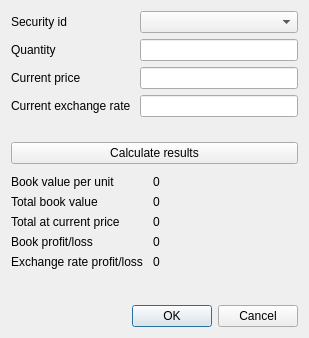
Above: report/accounting/portfolioAccounting/ch.banana.portfolio.accounting.calc.sales.data.dialog.ui from BananaAccounting/Universal before the change. Below: the same form after it.
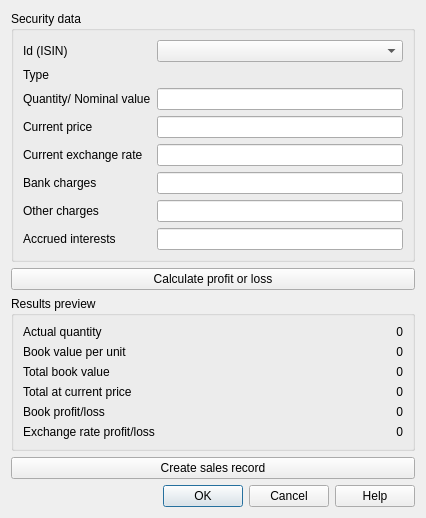
That is the form after the change.

Commit message: Commit: portfolio-accounting-modifiche-multivaluta

What changed in the file:
```diff
--- a/report/accounting/portfolioAccounting/ch.banana.portfolio.accounting.calc.sales.data.dialog.ui
+++ b/report/accounting/portfolioAccounting/ch.banana.portfolio.accounting.calc.sales.data.dialog.ui
@@ -6,119 +6,160 @@
    <rect>
     <x>0</x>
     <y>0</y>
-    <width>309</width>
-    <height>338</height>
+    <width>426</width>
+    <height>510</height>
    </rect>
   </property>
   <property name="windowTitle">
    <string>Calculate book profit/loss on sale</string>
   </property>
-  <layout class="QVBoxLayout" name="verticalLayout">
-   <item>
-    <layout class="QFormLayout" name="formLayout">
-     <property name="verticalSpacing">
-      <number>6</number>
-     </property>
+  <property name="sizeGripEnabled">
+   <bool>false</bool>
+  </property>
+  <layout class="QGridLayout" name="gridLayout_3">
      <item row="0" column="0">
-      <widget class="QLabel" name="item_label">
-       <property name="text">
-        <string>Security id</string>
-       </property>
-      </widget>
-     </item>
-     <item row="0" column="1">
+    <widget class="QGroupBox" name="groupBox">
+     <property name="title">
+      <string>Security data</string>
+     </property>
+     <layout class="QGridLayout" name="gridLayout">
+      <item row="0" column="2">
       <widget class="QComboBox" name="item_comboBox"/>
      </item>
-     <item row="1" column="0">
+      <item row="3" column="2">
+       <widget class="QLineEdit" name="marketPrice_lineEdit"/>
+      </item>
+      <item row="6" column="2">
+       <widget class="QLineEdit" name="otherCharges_lineEdit"/>
+      </item>
+      <item row="4" column="2">
+       <widget class="QLineEdit" name="currentExchangeRate_lineEdit"/>
+      </item>
+      <item row="2" column="0">
       <widget class="QLabel" name="quantity_label">
        <property name="text">
-        <string>Quantity</string>
+         <string>Quantity/ Nominal value</string>
        </property>
       </widget>
      </item>
-     <item row="1" column="1">
+      <item row="7" column="2">
+       <widget class="QLineEdit" name="accruedInterests_lineEdit"/>
+      </item>
+      <item row="4" column="0">
+       <widget class="QLabel" name="currentExchangerate_label">
+        <property name="text">
+         <string>Current exchange rate </string>
+        </property>
+       </widget>
+      </item>
+      <item row="6" column="0">
+       <widget class="QLabel" name="otherCharges_label">
+        <property name="text">
+         <string>Other charges</string>
+        </property>
+       </widget>
+      </item>
+      <item row="5" column="0">
+       <widget class="QLabel" name="bankCharges_label">
+        <property name="text">
+         <string>Bank charges</string>
+        </property>
+       </widget>
+      </item>
+      <item row="0" column="0">
+       <widget class="QLabel" name="item_label">
+        <property name="text">
+         <string>Id (ISIN)</string>
+        </property>
+       </widget>
+      </item>
+      <item row="7" column="0">
+       <widget class="QLabel" name="accruedInterests_label">
+        <property name="text">
+         <string>Accrued interests</string>
+        </property>
+       </widget>
+      </item>
+      <item row="2" column="2">
       <widget class="QLineEdit" name="quantity_lineEdit"/>
      </item>
-     <item row="2" column="0">
+      <item row="5" column="2">
+       <widget class="QLineEdit" name="bankCharges_lineEdit"/>
+      </item>
+      <item row="3" column="0">
       <widget class="QLabel" name="marketPrice_label">
        <property name="text">
         <string>Current price</string>
        </property>
       </widget>
      </item>
-     <item row="2" column="1">
-      <widget class="QLineEdit" name="marketPrice_lineEdit"/>
+      <item row="1" column="2">
+       <widget class="QLabel" name="typeValue_label">
+        <property name="text">
+         <string/>
+        </property>
+       </widget>
+      </item>
+      <item row="1" column="0">
+       <widget class="QLabel" name="typeTxt_label">
+        <property name="text">
+         <string>Type</string>
+        </property>
+       </widget>
+      </item>
+     </layout>
+    </widget>
      </item>
      <item row="3" column="0">
-      <widget class="QLabel" name="currentExchangerate_label">
-       <property name="text">
-        <string>Current exchange rate </string>
-       </property>
-      </widget>
-     </item>
-     <item row="3" column="1">
-      <widget class="QLineEdit" name="currentExchangeRate_lineEdit"/>
-     </item>
-    </layout>
-   </item>
-   <item>
-    <layout class="QVBoxLayout" name="verticalLayout_2">
-     <item>
-      <widget class="QPushButton" name="showResultsPreview_button">
-       <property name="text">
-        <string>Calculate results</string>
-       </property>
-      </widget>
-     </item>
-    </layout>
-   </item>
-   <item>
-    <spacer name="verticalSpacer">
-     <property name="orientation">
-      <enum>Qt::Vertical</enum>
-     </property>
-     <property name="sizeType">
-      <enum>QSizePolicy::Minimum</enum>
-     </property>
-     <property name="sizeHint" stdset="0">
-      <size>
-       <width>40</width>
-       <height>5</height>
-      </size>
-     </property>
-    </spacer>
-   </item>
-   <item>
-    <layout class="QFormLayout" name="formLayout_3">
-     <item row="0" column="0">
+    <widget class="QGroupBox" name="groupBox_2">
+     <property name="title">
+      <string>Results preview</string>
+     </property>
+     <property name="flat">
+      <bool>false</bool>
+     </property>
+     <layout class="QGridLayout" name="gridLayout_2">
+      <item row="1" column="0">
       <widget class="QLabel" name="averageCostTitle_label">
        <property name="text">
         <string>Book value per unit</string>
        </property>
       </widget>
      </item>
-     <item row="0" column="1">
-      <widget class="QLabel" name="averageCost_label">
-       <property name="text">
-        <string>0</string>
-       </property>
-      </widget>
-     </item>
-     <item row="1" column="0">
+      <item row="2" column="0">
       <widget class="QLabel" name="AverageValueOfSharesTitle_label">
        <property name="text">
         <string>Total book value</string>
        </property>
       </widget>
      </item>
-     <item row="1" column="1">
-      <widget class="QLabel" name="averageValueOfShares_label">
+      <item row="4" column="1">
+       <widget class="QLabel" name="saleResultPreview_label">
        <property name="text">
         <string>0</string>
        </property>
-      </widget>
-     </item>
-     <item row="2" column="0">
+        <property name="alignment">
+         <set>Qt::AlignmentFlag::AlignRight|Qt::AlignmentFlag::AlignTrailing|Qt::AlignmentFlag::AlignVCenter</set>
+        </property>
+        <property name="textInteractionFlags">
+         <set>Qt::TextInteractionFlag::LinksAccessibleByMouse|Qt::TextInteractionFlag::TextSelectableByMouse</set>
+        </property>
+       </widget>
+      </item>
+      <item row="3" column="1">
+       <widget class="QLabel" name="totalValueOfShares_label">
+        <property name="text">
+         <string>0</string>
+        </property>
+        <property name="alignment">
+         <set>Qt::AlignmentFlag::AlignRight|Qt::AlignmentFlag::AlignTrailing|Qt::AlignmentFlag::AlignVCenter</set>
+        </property>
+        <property name="textInteractionFlags">
+         <set>Qt::TextInteractionFlag::LinksAccessibleByMouse|Qt::TextInteractionFlag::TextSelectableByMouse</set>
+        </property>
+       </widget>
+      </item>
+      <item row="3" column="0">
       <widget class="QLabel" name="TotalValueOfSharestitle_label">
        <property name="text">
         <string>Total at current price</string>
@@ -126,49 +167,109 @@
       </widget>
      </item>
      <item row="2" column="1">
-      <widget class="QLabel" name="totalValueOfShares_label">
+       <widget class="QLabel" name="averageValueOfShares_label">
        <property name="text">
         <string>0</string>
        </property>
-      </widget>
-     </item>
-     <item row="3" column="0">
+        <property name="alignment">
+         <set>Qt::AlignmentFlag::AlignRight|Qt::AlignmentFlag::AlignTrailing|Qt::AlignmentFlag::AlignVCenter</set>
+        </property>
+        <property name="textInteractionFlags">
+         <set>Qt::TextInteractionFlag::LinksAccessibleByMouse|Qt::TextInteractionFlag::TextSelectableByMouse</set>
+        </property>
+       </widget>
+      </item>
+      <item row="4" column="0">
       <widget class="QLabel" name="saleResultPreviewTitle_label">
        <property name="text">
         <string>Book profit/loss</string>
        </property>
       </widget>
      </item>
-     <item row="3" column="1">
-      <widget class="QLabel" name="saleResultPreview_label">
+      <item row="5" column="1">
+       <widget class="QLabel" name="exchangeResultPreview_label">
        <property name="text">
         <string>0</string>
        </property>
-      </widget>
-     </item>
-     <item row="4" column="0">
+        <property name="alignment">
+         <set>Qt::AlignmentFlag::AlignRight|Qt::AlignmentFlag::AlignTrailing|Qt::AlignmentFlag::AlignVCenter</set>
+        </property>
+        <property name="textInteractionFlags">
+         <set>Qt::TextInteractionFlag::LinksAccessibleByMouse|Qt::TextInteractionFlag::TextSelectableByMouse</set>
+        </property>
+       </widget>
+      </item>
+      <item row="1" column="1">
+       <widget class="QLabel" name="averageCost_label">
+        <property name="layoutDirection">
+         <enum>Qt::LayoutDirection::RightToLeft</enum>
+        </property>
+        <property name="text">
+         <string>0</string>
+        </property>
+        <property name="alignment">
+         <set>Qt::AlignmentFlag::AlignRight|Qt::AlignmentFlag::AlignTrailing|Qt::AlignmentFlag::AlignVCenter</set>
+        </property>
+        <property name="textInteractionFlags">
+         <set>Qt::TextInteractionFlag::LinksAccessibleByMouse|Qt::TextInteractionFlag::TextSelectableByMouse</set>
+        </property>
+       </widget>
+      </item>
+      <item row="5" column="0">
       <widget class="QLabel" name="exchangeResultPreviewTitle_label">
        <property name="text">
         <string>Exchange rate profit/loss </string>
        </property>
       </widget>
      </item>
-     <item row="4" column="1">
-      <widget class="QLabel" name="exchangeResultPreview_label">
+      <item row="0" column="0">
+       <widget class="QLabel" name="actualQuantityTitle_label">
+        <property name="text">
+         <string>Actual quantity</string>
+        </property>
+       </widget>
+      </item>
+      <item row="0" column="1">
+       <widget class="QLabel" name="actualQuantity_label">
        <property name="text">
         <string>0</string>
        </property>
+        <property name="alignment">
+         <set>Qt::AlignmentFlag::AlignRight|Qt::AlignmentFlag::AlignTrailing|Qt::AlignmentFlag::AlignVCenter</set>
+        </property>
+        <property name="textInteractionFlags">
+         <set>Qt::TextInteractionFlag::LinksAccessibleByMouse|Qt::TextInteractionFlag::TextSelectableByMouse</set>
+        </property>
       </widget>
      </item>
     </layout>
+    </widget>
    </item>
+   <item row="4" column="0">
+    <widget class="QPushButton" name="createSaleRecord_button">
+     <property name="text">
+      <string>Create sales record</string>
+     </property>
+    </widget>
+   </item>
+   <item row="2" column="0">
+    <layout class="QHBoxLayout" name="horizontalLayout">
    <item>
-    <widget class="QDialogButtonBox" name="cancel_button">
+      <widget class="QPushButton" name="showResultsPreview_button">
+       <property name="text">
+        <string>Calculate profit or loss</string>
+       </property>
+      </widget>
+     </item>
+    </layout>
+   </item>
+   <item row="5" column="0">
+    <widget class="QDialogButtonBox" name="buttonsBox">
      <property name="orientation">
-      <enum>Qt::Horizontal</enum>
+      <enum>Qt::Orientation::Horizontal</enum>
      </property>
      <property name="standardButtons">
-      <set>QDialogButtonBox::Cancel|QDialogButtonBox::Ok</set>
+      <set>QDialogButtonBox::StandardButton::Cancel|QDialogButtonBox::StandardButton::Help|QDialogButtonBox::StandardButton::Ok</set>
      </property>
     </widget>
    </item>
```
Left out of the diff: 15 changed lines with no effect on the pictures. Lines whose indentation alone changed are shown as unchanged. The commit also changes 69 other files.
